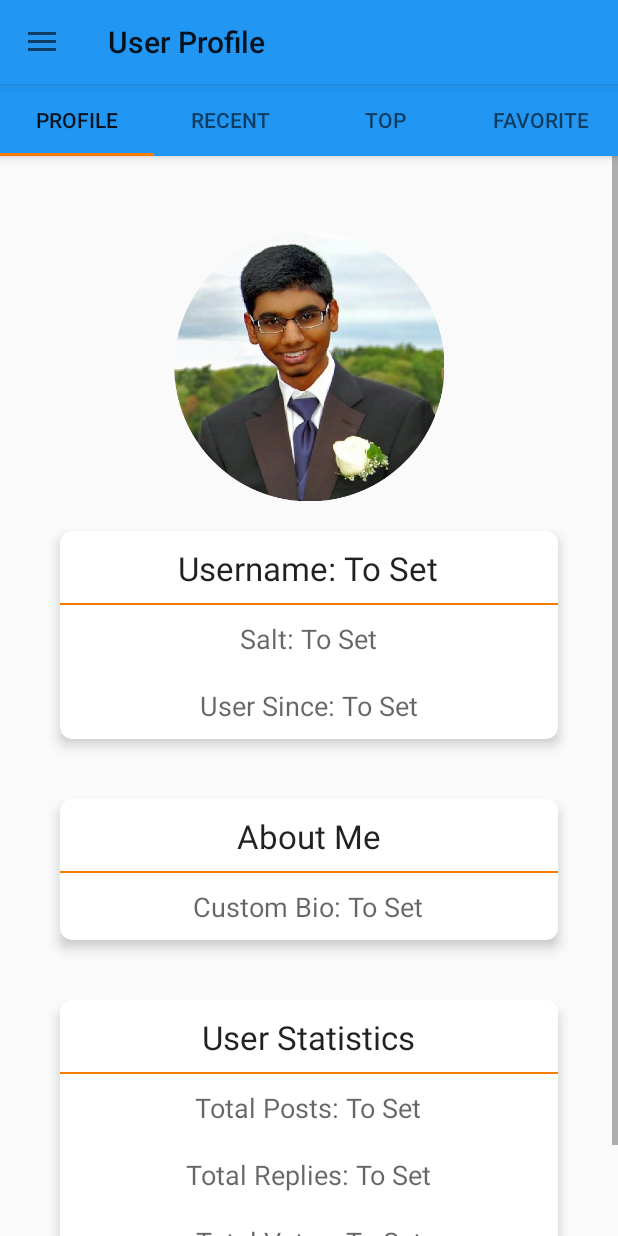
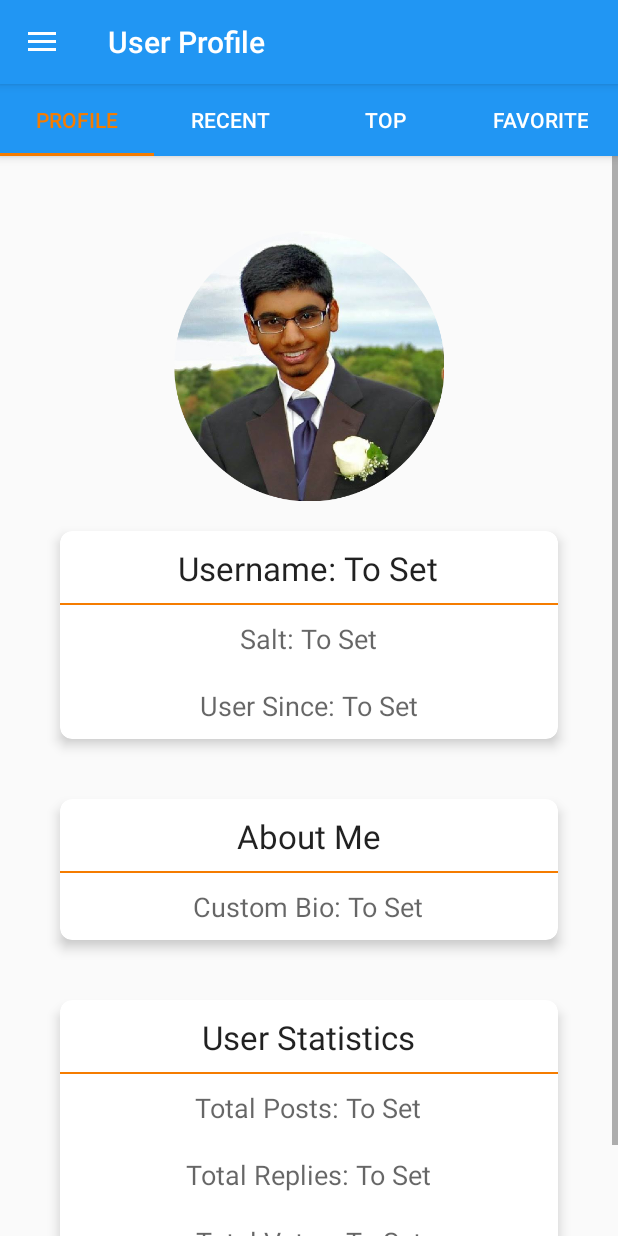
Before and after one commit to git-mad/Bitter, an Android app: the screen it shows after launch (NavigationActivity), in the side drawer, after a tap on "User Profile", on a phone screen of 412 x 824 dp. Run offline under Robolectric (Android 15) with nearby library versions, the phone set to English and light mode, and no system bars.

Commit message:
Navigation Drawer and Text Color Fixes

```diff
--- a/app/src/main/java/gitmad/bitter/activity/NavigationActivity.java
+++ b/app/src/main/java/gitmad/bitter/activity/NavigationActivity.java
@@ -13,6 +13,7 @@ import android.support.v7.app.AppCompatActivity;
 import android.support.v7.widget.Toolbar;
 import android.util.Log;
 import android.view.MenuItem;
+import android.view.View;
 import android.view.WindowManager;
 import android.widget.Toast;
 
@@ -40,7 +41,23 @@ public class NavigationActivity extends AppCompatActivity implements
 
         drawer = (DrawerLayout) findViewById(R.id.drawer_layout);
         ActionBarDrawerToggle toggle = new ActionBarDrawerToggle(
-                this, drawer, toolbar, R.string.navigation_drawer_open, R.string.navigation_drawer_close);
+                this, drawer, toolbar, R.string.navigation_drawer_open, R.string.navigation_drawer_close) {
+            /**
+             * Called when a drawer has settled in a completely closed state.
+             */
+            public void onDrawerClosed(View view) {
+                super.onDrawerClosed(view);
+                setTitle(previousMI.getTitle());
+            }
+
+            /**
+             * Called when a drawer has settled in a completely open state.
+             */
+            public void onDrawerOpened(View drawerView) {
+                super.onDrawerOpened(drawerView);
+                setTitle(R.string.toolbar_app_name);
+            }
+        };
         drawer.setDrawerListener(toggle);
         drawer.setStatusBarBackgroundColor(Color.BLUE);
         toggle.syncState();
@@ -49,6 +66,7 @@ public class NavigationActivity extends AppCompatActivity implements
         navigationView.setNavigationItemSelectedListener(this);
         previousMI = navigationView.getMenu().getItem(0);
         previousMI.setChecked(true);
+        setTitle(previousMI.getTitle());
 
         FragmentManager fragmentManager = getSupportFragmentManager();
         fragmentManager.beginTransaction().replace(R.id.mainFrameLayout, FeedFragment.newInstance()).commit();
@@ -67,6 +85,7 @@ public class NavigationActivity extends AppCompatActivity implements
         } else {
             super.onBackPressed();
         }
+        setTitle(previousMI.getTitle());
     }
 
     @Override
@@ -80,6 +99,8 @@ public class NavigationActivity extends AppCompatActivity implements
         } else if (id == R.id.nav_user) {
             fragmentClass = UserFragment.class;
         } else if (id == R.id.nav_settings) {
+            // TODO
+        } else if (id == R.id.nav_about) {
             // TODO
         }
 
--- a/app/src/main/res/layout/activity_navigation.xml
+++ b/app/src/main/res/layout/activity_navigation.xml
@@ -1,18 +1,9 @@
 <?xml version="1.0" encoding="utf-8"?>
-<android.support.v4.widget.DrawerLayout xmlns:android="http://schemas.android.com/apk/res/android"
-    xmlns:app="http://schemas.android.com/apk/res-auto"
-    xmlns:tools="http://schemas.android.com/tools"
-    android:id="@+id/drawer_layout"
-    android:layout_width="match_parent"
-    android:layout_height="match_parent"
-    tools:context=".activity.NavigationActivity">
-
 <LinearLayout xmlns:android="http://schemas.android.com/apk/res/android"
     xmlns:app="http://schemas.android.com/apk/res-auto"
     xmlns:tools="http://schemas.android.com/tools"
     android:layout_width="match_parent"
     android:layout_height="match_parent"
-        android:fitsSystemWindows="true"
     android:orientation="vertical">
 
     <android.support.design.widget.AppBarLayout
@@ -23,21 +14,27 @@
         <include layout="@layout/material_toolbar" />
     </android.support.design.widget.AppBarLayout>
 
+    <android.support.v4.widget.DrawerLayout xmlns:android="http://schemas.android.com/apk/res/android"
+        xmlns:app="http://schemas.android.com/apk/res-auto"
+        xmlns:tools="http://schemas.android.com/tools"
+        android:id="@+id/drawer_layout"
+        android:layout_width="match_parent"
+        android:layout_height="match_parent"
+        tools:context=".activity.NavigationActivity">
+
         <FrameLayout
             android:id="@+id/mainFrameLayout"
             android:layout_width="match_parent"
             android:layout_height="match_parent">
         </FrameLayout>
 
-    </LinearLayout>
-
         <android.support.design.widget.NavigationView
             android:id="@+id/nav_view"
-        android:layout_width="wrap_content"
+            android:layout_width="@dimen/nav_drawer_width"
             android:layout_height="match_parent"
             android:layout_gravity="start"
-        android:fitsSystemWindows="true"
-        app:headerLayout="@layout/nav_drawer_header"
             app:menu="@menu/nav_drawer" />
 
     </android.support.v4.widget.DrawerLayout>
+
+</LinearLayout>
--- a/app/src/main/res/layout/material_tab_layout.xml
+++ b/app/src/main/res/layout/material_tab_layout.xml
@@ -1,6 +1,9 @@
 <?xml version="1.0" encoding="utf-8"?>
 <android.support.design.widget.TabLayout xmlns:android="http://schemas.android.com/apk/res/android"
+    xmlns:app="http://schemas.android.com/apk/res-auto"
     android:id="@+id/tabLayout"
     android:layout_width="match_parent"
     android:layout_height="wrap_content"
-    android:theme="@style/MaterialTheme" />
+    android:theme="@style/MaterialTheme"
+    app:tabSelectedTextColor="@color/accent_color"
+    app:tabTextColor="@color/title_text_color" />
--- a/app/src/main/res/layout/material_toolbar.xml
+++ b/app/src/main/res/layout/material_toolbar.xml
@@ -1,7 +1,9 @@
 <?xml version="1.0" encoding="utf-8"?>
 <android.support.v7.widget.Toolbar xmlns:android="http://schemas.android.com/apk/res/android"
+    xmlns:app="http://schemas.android.com/apk/res-auto"
     android:id="@+id/toolbar"
     android:layout_width="match_parent"
     android:layout_height="?attr/actionBarSize"
     android:background="?attr/colorPrimary"
-    android:theme="@style/MaterialTheme" />
+    android:theme="@style/MaterialTheme"
+    app:titleTextColor="@color/title_text_color" />
--- a/app/src/main/res/layout/nav_drawer_header.xml
+++ b/app/src/main/res/layout/nav_drawer_header.xml
@@ -2,7 +2,6 @@
 <LinearLayout xmlns:android="http://schemas.android.com/apk/res/android"
     android:layout_width="match_parent"
     android:layout_height="@dimen/nav_header_height"
-    android:background="@drawable/side_nav_bar"
     android:gravity="bottom"
     android:orientation="vertical"
     android:paddingBottom="@dimen/activity_vertical_margin"
--- a/app/src/main/res/menu/nav_drawer.xml
+++ b/app/src/main/res/menu/nav_drawer.xml
@@ -3,7 +3,7 @@
 
     <group
         android:checkableBehavior="none"
-        android:title="Debug">
+        android:title="Actions">
 
         <item
             android:id="@+id/nav_feed"
@@ -21,6 +21,10 @@
                 android:id="@+id/nav_settings"
                 android:icon="@drawable/ic_menu_manage"
                 android:title="Settings" />
+            <item
+                android:id="@+id/nav_about"
+                android:icon="@drawable/ic_menu_manage"
+                android:title="About" />
         </menu>
     </item>
 
--- a/app/src/main/res/values/colors.xml
+++ b/app/src/main/res/values/colors.xml
@@ -5,4 +5,5 @@
     <color name="primary_color">#2196F3</color>
     <color name="primary_color_dark">#1565C0</color>
     <color name="accent_color">#F57C00</color>
+    <color name="title_text_color">#FFFFFF</color>
 </resources>
--- a/app/src/main/res/values/dimens.xml
+++ b/app/src/main/res/values/dimens.xml
@@ -6,4 +6,5 @@
     <dimen name="nav_header_vertical_spacing">16dp</dimen>
     <dimen name="nav_header_height">160dp</dimen>
     <dimen name="fab_margin">16dp</dimen>
+    <dimen name="nav_drawer_width">250dp</dimen>
 </resources>
--- a/app/src/main/res/values/strings.xml
+++ b/app/src/main/res/values/strings.xml
@@ -1,5 +1,6 @@
 <resources>
     <string name="app_name">Bitter</string>
+    <string name="toolbar_app_name">Bitter: A GITMAD Android App</string>
     <string name="hello_world">Hello world!</string>
     <string name="action_settings">Settings</string>
 
--- a/app/src/main/res/values/themes.xml
+++ b/app/src/main/res/values/themes.xml
@@ -1,15 +1,16 @@
 <?xml version="1.0" encoding="utf-8"?>
 <resources>
     <!-- Base application theme. -->
-    <style name="MaterialTheme" parent="Theme.AppCompat.Light">
+    <style name="MaterialTheme" parent="Theme.AppCompat.Light.NoActionBar">
         <!-- Theme colors -->
         <item name="colorPrimary">@color/primary_color</item>
         <item name="colorPrimaryDark">@color/primary_color_dark</item>
         <item name="colorAccent">@color/accent_color</item>
+        <item name="drawerArrowStyle">@style/DrawerArrowStyle</item>
+    </style>
 
-        <!-- Use toolbars instead of action bars -->
-        <item name="windowActionBar">false</item>
-        <item name="windowNoTitle">true</item>
+    <style name="DrawerArrowStyle" parent="Widget.AppCompat.DrawerArrowToggle">
+        <item name="color">@color/title_text_color</item>
     </style>
 
     <!-- Not sure if we will ever need these, but just in case...
```
Lines whose indentation alone changed are shown as unchanged.
